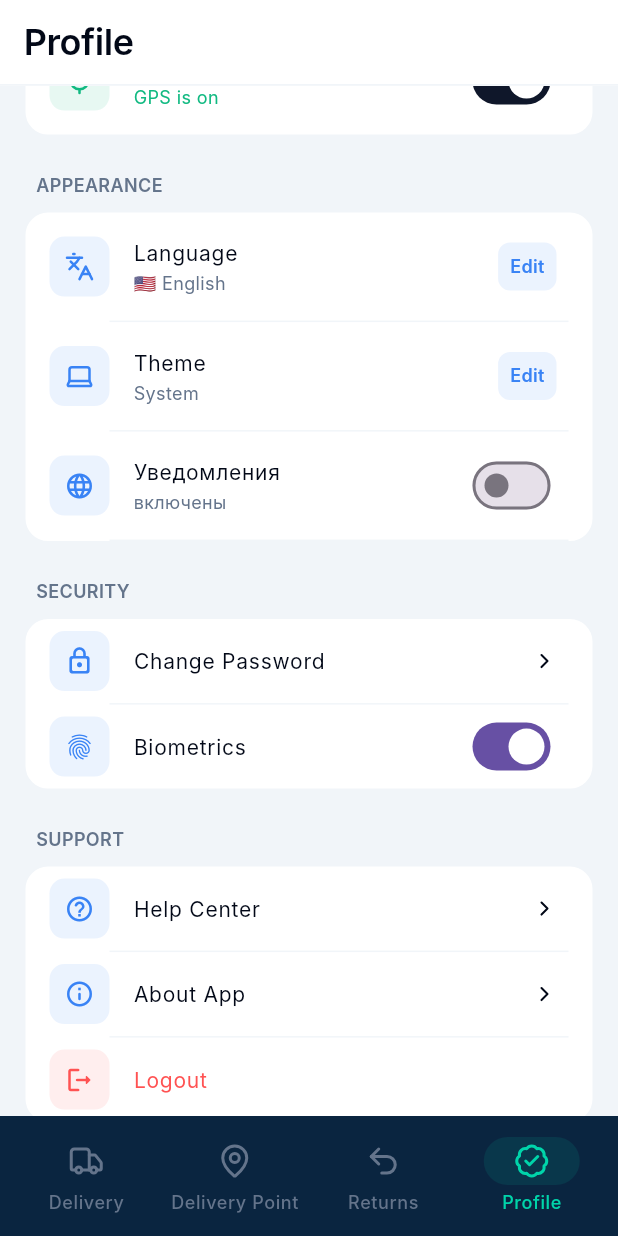
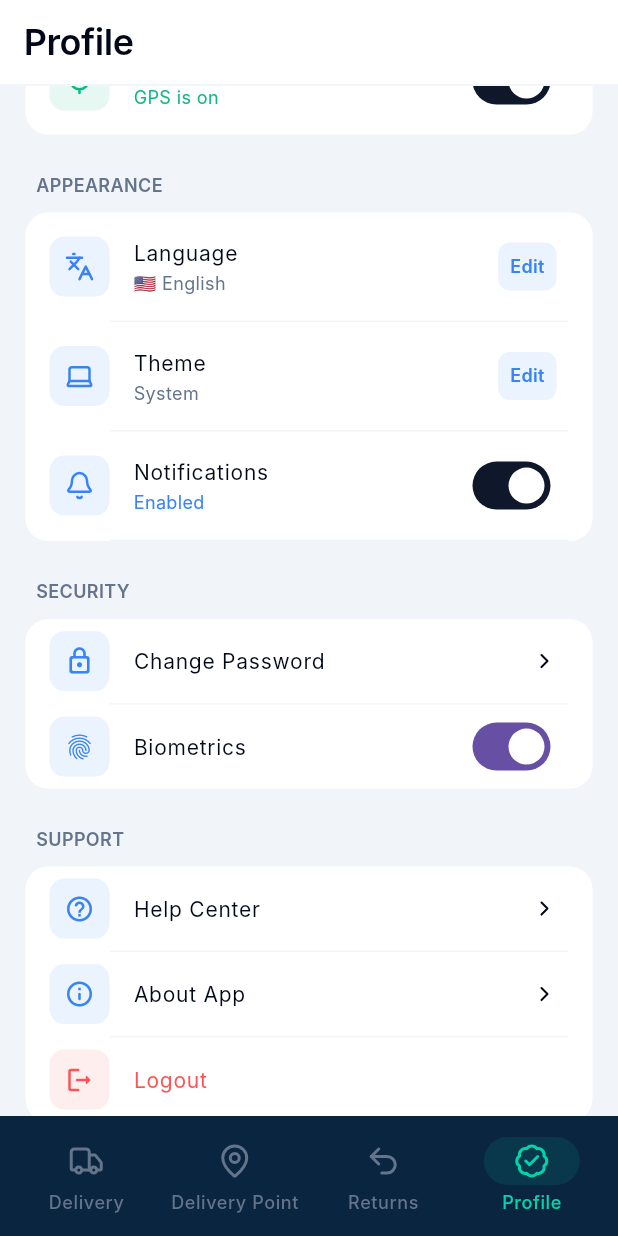
Before and after one commit to MironAlikc/texa_core, a Flutter app: the DriverProfileScreen screen opened by its route, scrolled down 576 dp, on a phone screen of 412 x 824 dp. Run offline on Flutter 3.47's test engine with Material 3 defaults, Android fonts, the phone set to English and light mode, and no system bars; our stand-ins replace cached_network_image, flutter_bloc, flutter_secure_storage, get_it, go_router, injectable and 2 more; accounts and stored records are empty; Roboto replaces fonts that are missing (Inter).

Commit message:
feat: notifications switcher

```diff
--- a/lib/core/l10n/app_ar.arb
+++ b/lib/core/l10n/app_ar.arb
@@ -38,5 +38,8 @@
   "light": "فاتح",
   "dark": "داكن",
   "system": "النظام",
-  "theme": "المظهر"
+  "theme": "المظهر",
+  "disabled": "معطل",
+  "enabled": "مفعل",
+  "notifications": "الإشعارات"
 }
--- a/lib/core/l10n/app_en.arb
+++ b/lib/core/l10n/app_en.arb
@@ -38,5 +38,8 @@
   "light": "Light",
   "dark": "Dark",
   "system": "System",
-  "theme": "Theme"
+  "theme": "Theme",
+  "disabled": "Disabled",
+  "enabled": "Enabled",
+  "notifications": "Notifications"
 }
--- a/lib/core/l10n/app_ru.arb
+++ b/lib/core/l10n/app_ru.arb
@@ -38,5 +38,8 @@
   "light": "Светлая",
   "dark": "Темная",
   "system": "Системная",
-  "theme": "Тема"
+  "theme": "Тема",
+  "disabled": "Выключено",
+  "enabled": "Включено",
+  "notifications": "Уведомления"
 }
--- a/lib/core/l10n/gen/app_localizations.dart
+++ b/lib/core/l10n/gen/app_localizations.dart
@@ -327,6 +327,24 @@ abstract class AppLocalizations {
   /// In en, this message translates to:
   /// **'Theme'**
   String get theme;
+
+  /// No description provided for @disabled.
+  ///
+  /// In en, this message translates to:
+  /// **'Disabled'**
+  String get disabled;
+
+  /// No description provided for @enabled.
+  ///
+  /// In en, this message translates to:
+  /// **'Enabled'**
+  String get enabled;
+
+  /// No description provided for @notifications.
+  ///
+  /// In en, this message translates to:
+  /// **'Notifications'**
+  String get notifications;
 }
 
 class _AppLocalizationsDelegate
--- a/lib/core/l10n/gen/app_localizations_ar.dart
+++ b/lib/core/l10n/gen/app_localizations_ar.dart
@@ -123,4 +123,13 @@ class AppLocalizationsAr extends AppLocalizations {
 
   @override
   String get theme => 'المظهر';
+
+  @override
+  String get disabled => 'معطل';
+
+  @override
+  String get enabled => 'مفعل';
+
+  @override
+  String get notifications => 'الإشعارات';
 }
--- a/lib/core/l10n/gen/app_localizations_en.dart
+++ b/lib/core/l10n/gen/app_localizations_en.dart
@@ -123,4 +123,13 @@ class AppLocalizationsEn extends AppLocalizations {
 
   @override
   String get theme => 'Theme';
+
+  @override
+  String get disabled => 'Disabled';
+
+  @override
+  String get enabled => 'Enabled';
+
+  @override
+  String get notifications => 'Notifications';
 }
--- a/lib/core/l10n/gen/app_localizations_ru.dart
+++ b/lib/core/l10n/gen/app_localizations_ru.dart
@@ -123,4 +123,13 @@ class AppLocalizationsRu extends AppLocalizations {
 
   @override
   String get theme => 'Тема';
+
+  @override
+  String get disabled => 'Выключено';
+
+  @override
+  String get enabled => 'Включено';
+
+  @override
+  String get notifications => 'Уведомления';
 }
--- a/lib/features/driver/presentation/driver_profile/presentation/driver_profile_screen.dart
+++ b/lib/features/driver/presentation/driver_profile/presentation/driver_profile_screen.dart
@@ -28,6 +28,7 @@ class DriverProfileScreen extends StatefulWidget {
 
 class _DriverProfileScreenState extends State<DriverProfileScreen> {
   bool isGpsEnabled = true;
+  bool isNotificationsEnabled = true;
   bool isLanguageEditing = false;
   String currentLanguageCode = 'ru';
   bool isThemeEditing = false;
@@ -203,10 +204,22 @@ class _DriverProfileScreenState extends State<DriverProfileScreen> {
                   ),
 
                   _ProfileTile(
-                    icon: Icons.language_outlined,
-                    title: 'Уведомления',
-                    subtitle: 'включены',
-                    trailing: Switch.adaptive(value: false, onChanged: (v) {}),
+                    icon: LucideIcons.bell,
+                    iconColor: isNotificationsEnabled
+                        ? colors.accent
+                        : colors.textTertiary,
+                    title: localizations.notifications,
+                    subtitle: isNotificationsEnabled
+                        ? localizations.enabled
+                        : localizations.disabled,
+                    trailing: AppSwitch(
+                      value: isNotificationsEnabled,
+                      onChanged: (bool value) {
+                        setState(() {
+                          isNotificationsEnabled = value;
+                        });
+                      },
+                    ),
                     onTap: () {},
                     colors: colors,
                   ),
```
